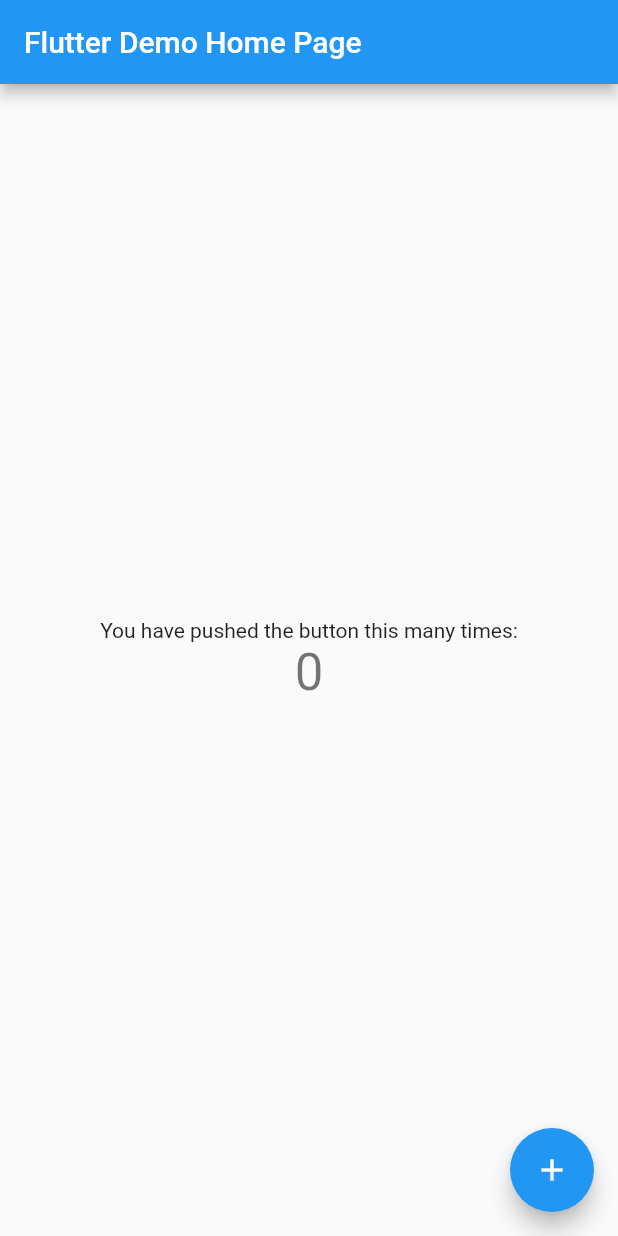
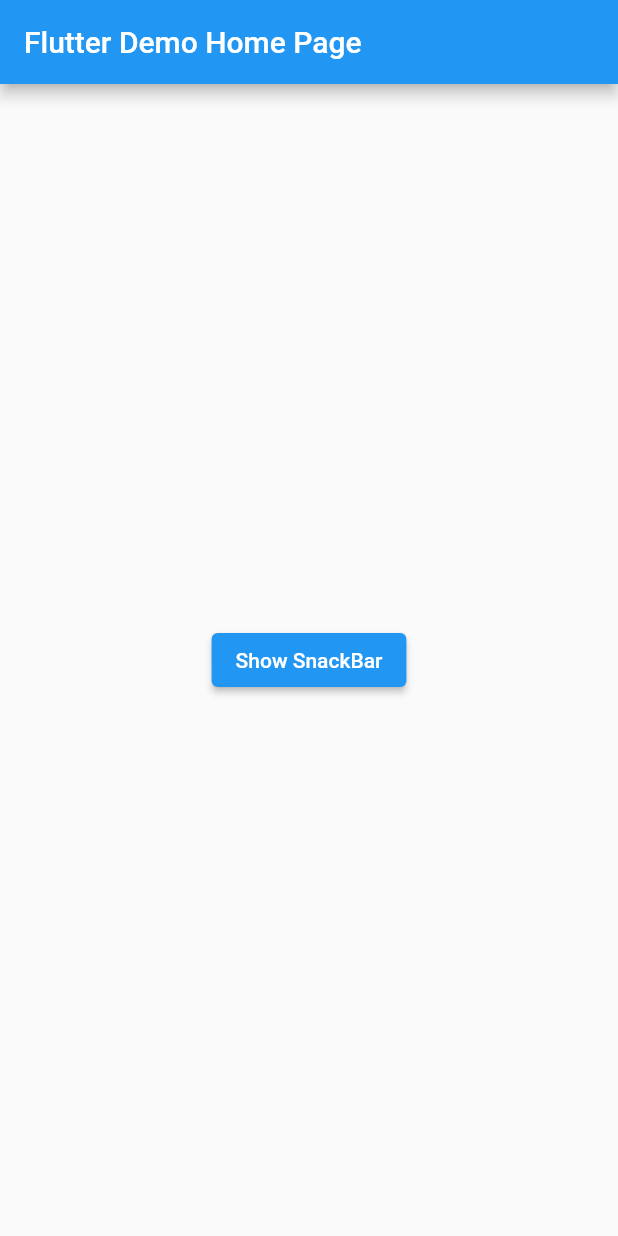
Before and after one commit to CKitisak/learn_flutter, a Flutter app: the screen it shows after launch, on a phone screen of 412 x 824 dp. Run offline on Flutter 3.47's test engine with Material 2 defaults, Android fonts, the phone set to English and light mode, and no system bars.

Commit message:
snackbar

```diff
--- a/lib/main.dart
+++ b/lib/main.dart
@@ -50,68 +50,39 @@ class MyHomePage extends StatefulWidget {
 }
 
 class _MyHomePageState extends State<MyHomePage> {
-  int _counter = 0;
-
-  void _incrementCounter() {
-    setState(() {
-      // This call to setState tells the Flutter framework that something has
-      // changed in this State, which causes it to rerun the build method below
-      // so that the display can reflect the updated values. If we changed
-      // _counter without calling setState(), then the build method would not be
-      // called again, and so nothing would appear to happen.
-      _counter++;
-    });
-  }
-
   @override
   Widget build(BuildContext context) {
-    // This method is rerun every time setState is called, for instance as done
-    // by the _incrementCounter method above.
-    //
-    // The Flutter framework has been optimized to make rerunning build methods
-    // fast, so that you can just rebuild anything that needs updating rather
-    // than having to individually change instances of widgets.
     return Scaffold(
       appBar: AppBar(
-        // Here we take the value from the MyHomePage object that was created by
-        // the App.build method, and use it to set our appbar title.
         title: Text(widget.title),
       ),
-      body: Center(
-        // Center is a layout widget. It takes a single child and positions it
-        // in the middle of the parent.
-        child: Column(
-          // Column is also a layout widget. It takes a list of children and
-          // arranges them vertically. By default, it sizes itself to fit its
-          // children horizontally, and tries to be as tall as its parent.
-          //
-          // Invoke "debug painting" (press "p" in the console, choose the
-          // "Toggle Debug Paint" action from the Flutter Inspector in Android
-          // Studio, or the "Toggle Debug Paint" command in Visual Studio Code)
-          // to see the wireframe for each widget.
-          //
-          // Column has various properties to control how it sizes itself and
-          // how it positions its children. Here we use mainAxisAlignment to
-          // center the children vertically; the main axis here is the vertical
-          // axis because Columns are vertical (the cross axis would be
-          // horizontal).
-          mainAxisAlignment: MainAxisAlignment.center,
-          children: <Widget>[
-            Text(
-              'You have pushed the button this many times:',
-            ),
-            Text(
-              '$_counter',
-              style: Theme.of(context).textTheme.headline4,
-            ),
-          ],
-        ),
-      ),
-      floatingActionButton: FloatingActionButton(
-        onPressed: _incrementCounter,
-        tooltip: 'Increment',
-        child: Icon(Icons.add),
-      ), // This trailing comma makes auto-formatting nicer for build methods.
+      body: SnackBarPage(),
     );
   }
 }
+
+class SnackBarPage extends StatelessWidget {
+  @override
+  Widget build(BuildContext context) {
+    return Center(
+      child: ElevatedButton(
+        onPressed: () {
+          final snackBar = SnackBar(
+            content: Text('Yay! A SnackBar!'),
+            action: SnackBarAction(
+              label: 'Undo',
+              onPressed: () {
+                // Some code to undo the change.
+              },
+            ),
+          );
+
+          // Find the Scaffold in the widget tree and use
+          // it to show a SnackBar.
+          Scaffold.of(context).showSnackBar(snackBar);
+        },
+        child: Text('Show SnackBar'),
+      ),
+    );
+  }
+}
```
